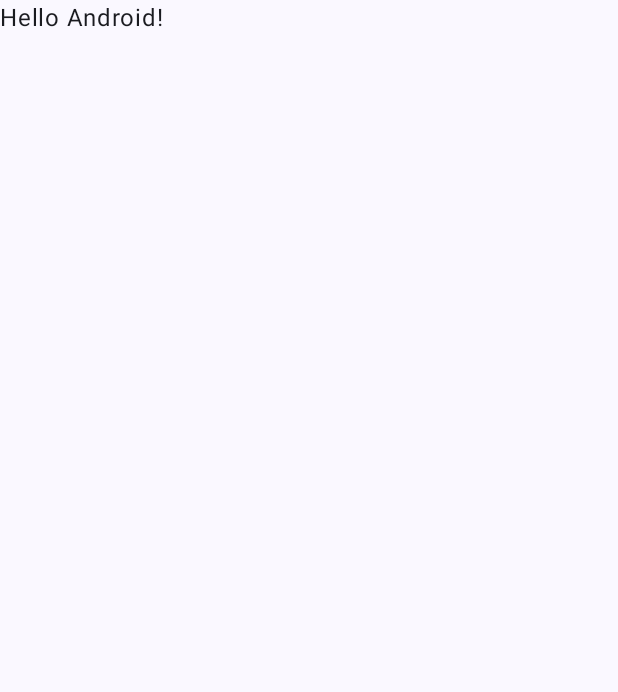
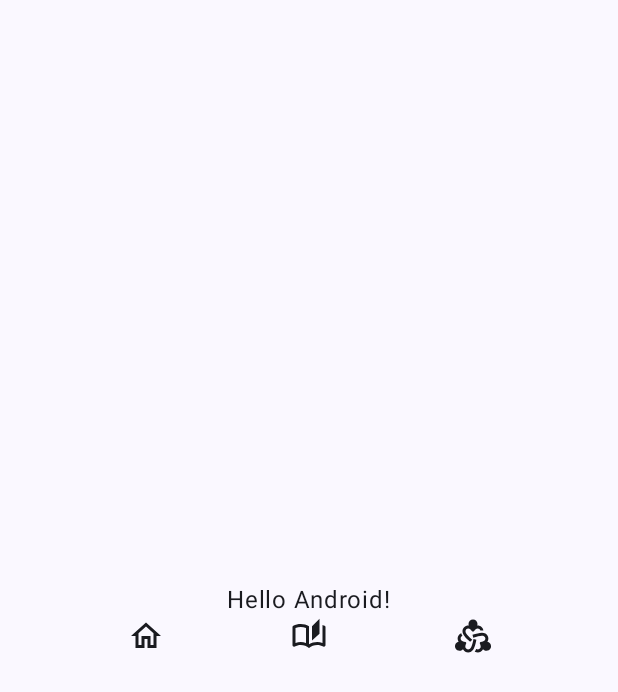
Before and after one commit to snmozg/Rani, an Android app built with Jetpack Compose: the screen it shows after launch (MainActivity), on a phone screen of 412 x 824 dp. Before the commit the part shown is almost empty. Shown: the top 692 px of the screen. Run offline under Robolectric (Android 15) with nearby library versions, the phone set to English and light mode, and no system bars.

Commit message:
nav bar icons search

```diff
--- a/app/build.gradle.kts
+++ b/app/build.gradle.kts
@@ -5,7 +5,7 @@
 
 android {
     namespace = "com.sozge.rani"
-    compileSdk = 34
+    compileSdk = 35
 
     defaultConfig {
         applicationId = "com.sozge.rani"
@@ -66,4 +66,7 @@
     androidTestImplementation(libs.androidx.ui.test.junit4)
     debugImplementation(libs.androidx.ui.tooling)
     debugImplementation(libs.androidx.ui.test.manifest)
+
+    //Extended Icons
+    implementation("androidx.compose.material:material-icons-extended-android:1.7.8")
 }
--- a/app/src/main/java/com/sozge/rani/MainActivity.kt
+++ b/app/src/main/java/com/sozge/rani/MainActivity.kt
@@ -4,12 +4,24 @@
 import androidx.activity.ComponentActivity
 import androidx.activity.compose.setContent
 import androidx.activity.enableEdgeToEdge
+import androidx.compose.foundation.layout.Arrangement
+import androidx.compose.foundation.layout.Column
+import androidx.compose.foundation.layout.Row
 import androidx.compose.foundation.layout.fillMaxSize
+import androidx.compose.foundation.layout.fillMaxWidth
 import androidx.compose.foundation.layout.padding
+import androidx.compose.material.icons.Icons
+import androidx.compose.material.icons.outlined.AutoStories
+import androidx.compose.material.icons.outlined.Diversity2
+import androidx.compose.material.icons.outlined.Home
+import androidx.compose.material3.Icon
+import androidx.compose.material3.IconButton
 import androidx.compose.material3.Scaffold
 import androidx.compose.material3.Text
 import androidx.compose.runtime.Composable
+import androidx.compose.ui.Alignment
 import androidx.compose.ui.Modifier
+import androidx.compose.ui.res.painterResource
 import androidx.compose.ui.tooling.preview.Preview
 import com.sozge.rani.ui.theme.RaniTheme
 
@@ -30,14 +42,37 @@
     }
 }
 
-//test commit Sinem
+// Person icon, Home Icon, Stories, Diversity2, Planet
 
 @Composable
 fun Greeting(name: String, modifier: Modifier = Modifier) {
-    Text(
-        text = "Hello $name!",
-        modifier = modifier
-    )
+    Column(
+        Modifier.fillMaxSize(),
+        verticalArrangement = Arrangement.Center,
+        horizontalAlignment = Alignment.CenterHorizontally
+    ) {
+        Text(
+            text = "Hello $name!",
+            modifier = modifier
+        )
+        Row(
+            Modifier.fillMaxWidth(),
+            horizontalArrangement = Arrangement.SpaceEvenly
+        ) {
+            Icon(
+                imageVector = Icons.Outlined.Home,
+                contentDescription = ""
+            )
+            Icon(
+                imageVector = Icons.Outlined.AutoStories,
+                contentDescription = ""
+            )
+            Icon(
+                imageVector = Icons.Outlined.Diversity2,
+                contentDescription = ""
+            )
+        }
+    }
 }
 
 @Preview(showBackground = true)
```
